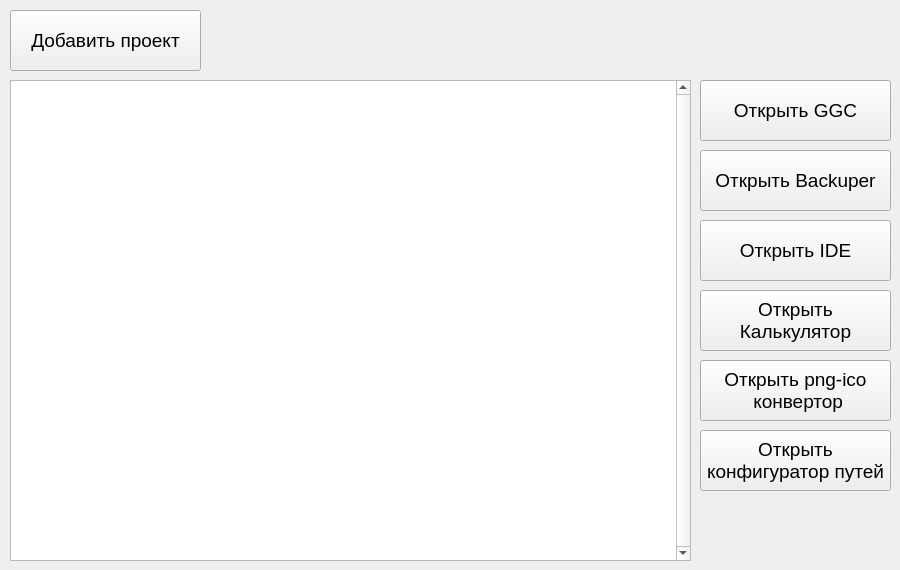
The window that Barbaris/Launcher.ui (Quofite/Barbaris) describes before a commit, drawn with Qt 5.
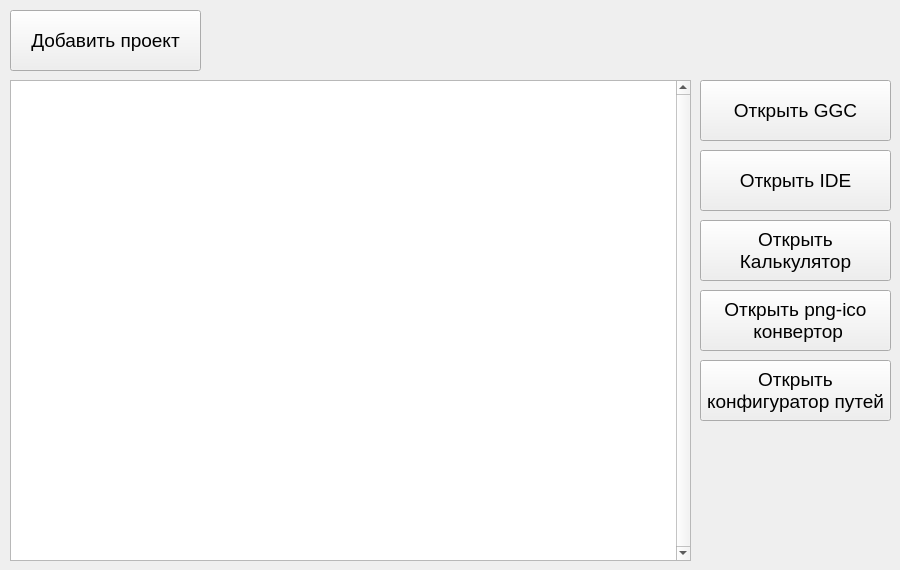
The same window after the commit. Icons and pictures are not drawn.

Commit message: сделал минимальный размер окна

Diff of the .ui file:
```diff
--- a/Barbaris/Launcher.ui
+++ b/Barbaris/Launcher.ui
@@ -75,29 +75,11 @@
      <string>Открыть GGC</string>
     </property>
    </widget>
-   <widget class="QPushButton" name="openASBtn">
-    <property name="geometry">
-     <rect>
-      <x>700</x>
-      <y>150</y>
-      <width>191</width>
-      <height>61</height>
-     </rect>
-    </property>
-    <property name="font">
-     <font>
-      <pointsize>14</pointsize>
-     </font>
-    </property>
-    <property name="text">
-     <string>Открыть Backuper</string>
-    </property>
-   </widget>
    <widget class="QPushButton" name="openIDEBtn">
     <property name="geometry">
      <rect>
       <x>700</x>
-      <y>220</y>
+      <y>150</y>
       <width>191</width>
       <height>61</height>
      </rect>
@@ -115,7 +97,7 @@
     <property name="geometry">
      <rect>
       <x>700</x>
-      <y>290</y>
+      <y>220</y>
       <width>191</width>
       <height>61</height>
      </rect>
@@ -134,7 +116,7 @@
     <property name="geometry">
      <rect>
       <x>700</x>
-      <y>360</y>
+      <y>290</y>
       <width>191</width>
       <height>61</height>
      </rect>
@@ -153,7 +135,7 @@
     <property name="geometry">
      <rect>
       <x>700</x>
-      <y>430</y>
+      <y>360</y>
       <width>191</width>
       <height>61</height>
      </rect>
```
The commit also changes 4 other files.
